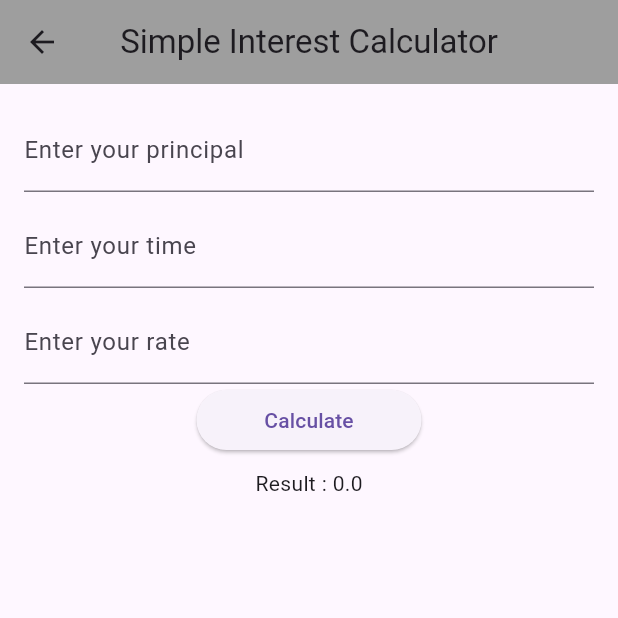
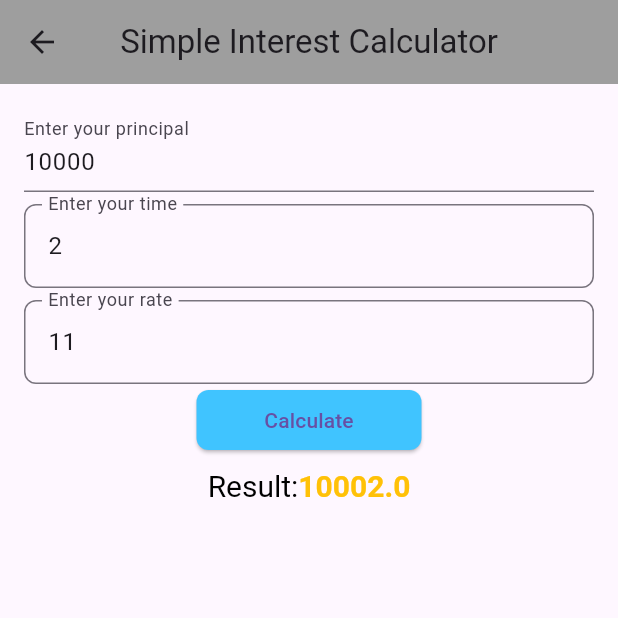
Before and after one commit to abhidhakal/FlutterClass, a Flutter app: the SimpleInterest screen opened directly, after a tap on "Calculate", on a phone screen of 412 x 824 dp, the top half of it. Run offline on Flutter 3.47's test engine with Material 3 defaults, Android fonts, the phone set to English and light mode, and no system bars.

Commit message:
new commit

```diff
--- a/lib/app.dart
+++ b/lib/app.dart
@@ -1,4 +1,4 @@
-import 'package:first_program/view/dashboard.dart';
+import 'package:first_program/view/layout_view.dart';
 import 'package:flutter/material.dart';
 
 class App extends StatelessWidget {
@@ -6,6 +6,6 @@ class App extends StatelessWidget {
 
   @override
   Widget build(BuildContext context) {
-    return MaterialApp(home: Dashboard());
+    return MaterialApp(home: LayoutView());
   }
 }
--- a/lib/view/simple_interest.dart
+++ b/lib/view/simple_interest.dart
@@ -8,10 +8,17 @@ class SimpleInterest extends StatefulWidget {
 }
 
 class _SimpleInterestState extends State<SimpleInterest> {
-  double principal = 0;
-  double time = 0;
-  double rate = 0;
+  // double principal = 0;
+  // double time = 0;
+  // double rate = 0;
   double result = 0;
+
+  final firstController = TextEditingController(text: "10000");
+  final secondController = TextEditingController(text: "2");
+  final thirdController = TextEditingController(text: "11");
+
+  // key
+  final myKey = GlobalKey<FormState>();
 
   @override
   Widget build(BuildContext context) {
@@ -21,42 +28,105 @@ class _SimpleInterestState extends State<SimpleInterest> {
         centerTitle: true,
         backgroundColor: Colors.grey,
       ),
-      body: Padding(padding: const EdgeInsets.all(16),
+      body: Container(
+        child: Padding(padding: const EdgeInsets.all(16),
+        child: Form(
+          key: myKey,
           child: Column(
             children: [
-          TextField(
+              TextFormField(
                 decoration: InputDecoration(labelText: 'Enter your principal'),
                   keyboardType: TextInputType.number,
-              onChanged: (value) {
-                principal = double.parse(value);
+                  // onChanged: (value) {
+                  //   principal = double.parse(value);
+                  // }
+                  controller: firstController,
+                  validator: (value) {
+                    if (value == null || value.isEmpty){
+                      return "Please enter a number";
                     }
+                  },
               ),
               SizedBox(height: 8),
-          TextField(
-            decoration: InputDecoration(labelText: 'Enter your time'),
+              TextFormField(
+                decoration: InputDecoration(
+                  labelText: 'Enter your time',
+                  border: OutlineInputBorder(
+                    borderRadius: BorderRadius.circular(8),
+                    borderSide: BorderSide(color: Colors.amber, width: 2)
+                  )
+                  ),
                   keyboardType: TextInputType.number,
-              onChanged: (value) {
-                time = double.parse(value);
+                  // onChanged: (value) {
+                  //   time = double.parse(value);
+                  // }
+                  controller: secondController,
+                  validator: (value) {
+                    if (value == null || value.isEmpty){
+                      return "Please enter a number";
                     }
+                  },
               ),
               SizedBox(height: 8),
-          TextField(
-            decoration: InputDecoration(labelText: 'Enter your rate'),
+              TextFormField(
+                decoration: InputDecoration(
+                  labelText: 'Enter your rate',
+                  border: OutlineInputBorder(
+                    borderRadius: BorderRadius.circular(8),
+                    borderSide: BorderSide(color: Colors.amber, width: 2)
+                  )
+                  ),
                   keyboardType: TextInputType.number,
-              onChanged: (value) {
-                rate = double.parse(value);
+                  // onChanged: (value) {
+                  //   rate = double.parse(value);
+                  // }
+                  controller: thirdController,
+                  validator: (value) {
+                    if (value == null || value.isEmpty){
+                      return "Please enter a number";
                     }
+                  },
               ),
               SizedBox(width:150,
-          child: ElevatedButton(onPressed: (){
+              child: ElevatedButton(
+                style: ElevatedButton.styleFrom(
+                  backgroundColor: Colors.lightBlueAccent,
+                  shape: RoundedRectangleBorder(
+                    borderRadius: BorderRadius.circular(8)
+                  )
+                ),
+                onPressed: (){
+                  if (myKey.currentState!.validate()){
+                    double first = double.parse(firstController.text);
+                    double second = double.parse(secondController.text);
                     setState(() {
-                  result = (principal * rate * time)/100;
+                      result = first + second;
                     });
+                  }
               }, child: Text("Calculate"))),
               SizedBox(height: 8),
-          Text("Result : $result")
+              RichText(
+                text: TextSpan(
+                  text: "Result:",
+                  style: TextStyle(
+                    color: Colors.black,
+                    fontSize: 20,
+                  ),
+                  children: <TextSpan>[
+                    TextSpan(
+                      text: "$result",
+                      style: TextStyle(
+                        fontWeight: FontWeight.bold,
+                        color: Colors.amber,
+                      ),
+                    ),
                   ],
-      ),)
+                ),
+              ),
+            ],
+          ),
+        ),),
+      )
     );
   }
 }
```
Also changed, not shown: lib/view/layout_view.dart (added, +53 -0 lines). Lines whose indentation alone changed are shown as unchanged.
